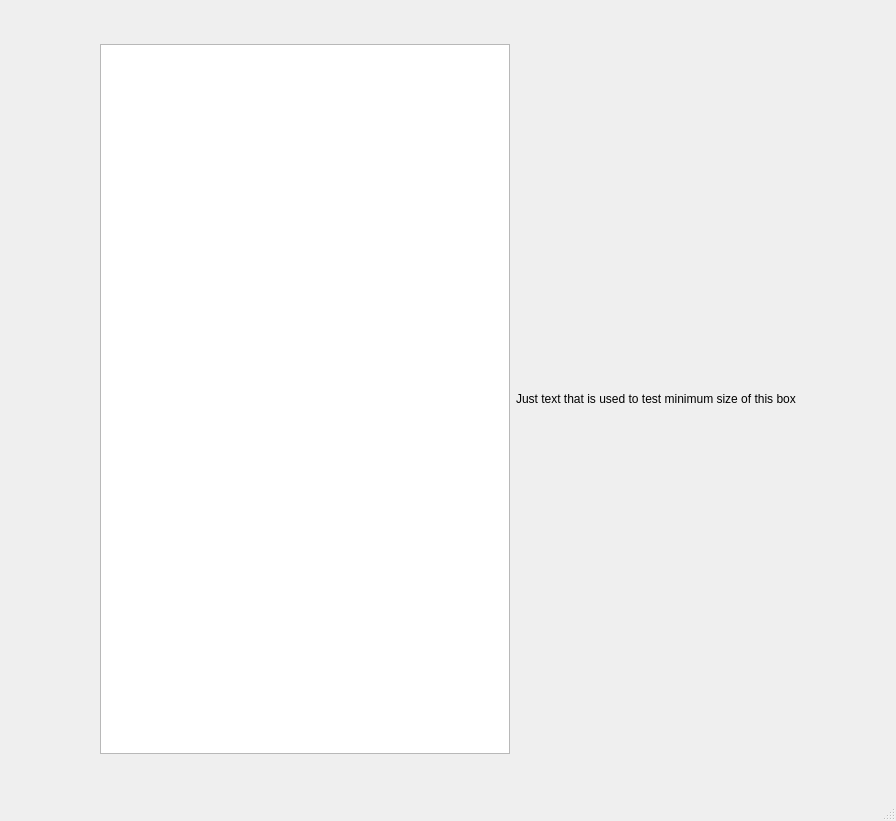
Above: src/mainwindow.ui from MivojBlazek/Tetris before the change. Below: the same form after it.
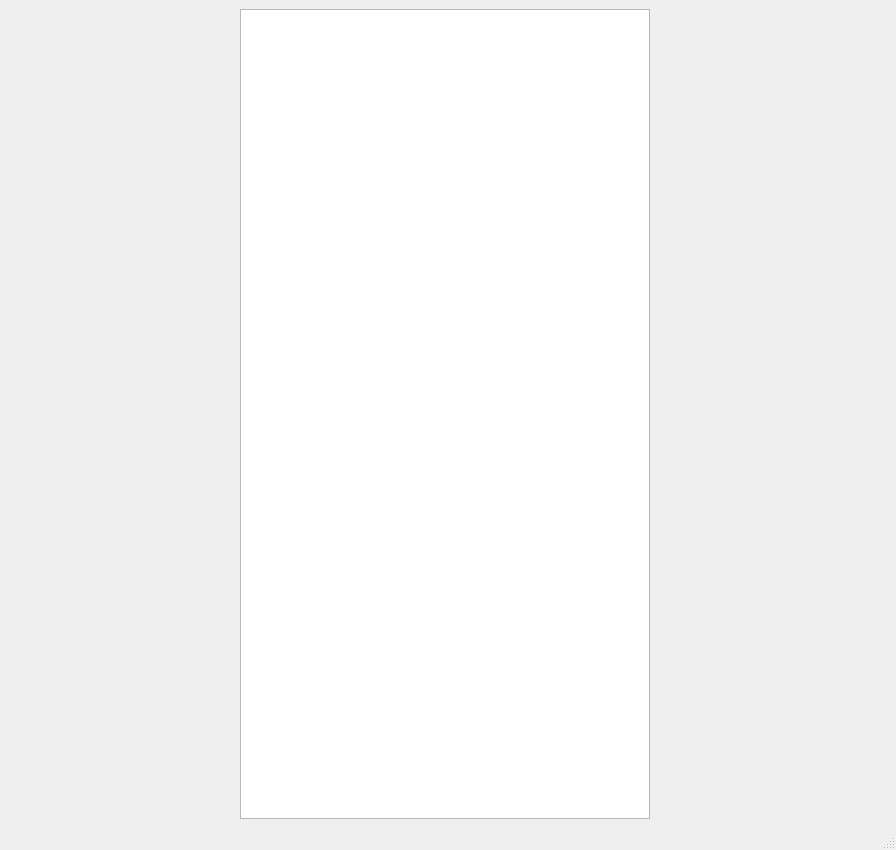
That is the form after the change. Custom widgets are drawn as their Qt base class.

Commit message: User can spawn and control blocks, that will just fall down These blocks can be spawned via Start game button and set on current position by clicking on Pause game button. User can use left and right arrows on his keyboard to move blocks to the left and right but cannot push them out of screen. Only last block can be controlled and after hitting floor, you cannot move it no more.

```diff
--- a/src/mainwindow.ui
+++ b/src/mainwindow.ui
@@ -54,33 +54,22 @@
         <property name="minimumSize">
          <size>
           <width>410</width>
-          <height>710</height>
+          <height>810</height>
          </size>
         </property>
         <property name="maximumSize">
          <size>
           <width>410</width>
-          <height>710</height>
+          <height>810</height>
          </size>
         </property>
        </widget>
       </item>
       <item>
-       <layout class="QVBoxLayout" name="verticalLayout">
-        <item>
-         <widget class="QLabel" name="label">
-          <property name="minimumSize">
-           <size>
-            <width>200</width>
-            <height>0</height>
-           </size>
-          </property>
-          <property name="text">
-           <string>Just text that is used to test minimum size of this box</string>
-          </property>
-         </widget>
-        </item>
-       </layout>
+       <widget class="Menu" name="Right_menu" native="true"/>
+      </item>
+      <item>
+       <layout class="QVBoxLayout" name="verticalLayout"/>
       </item>
       <item>
        <spacer name="horizontalSpacer">
@@ -124,6 +113,14 @@
   </widget>
   <widget class="QStatusBar" name="statusbar"/>
  </widget>
+ <customwidgets>
+  <customwidget>
+   <class>Menu</class>
+   <extends>QWidget</extends>
+   <header>menu.h</header>
+   <container>1</container>
+  </customwidget>
+ </customwidgets>
  <resources/>
  <connections/>
 </ui>
```
The commit also changes 10 other files.
